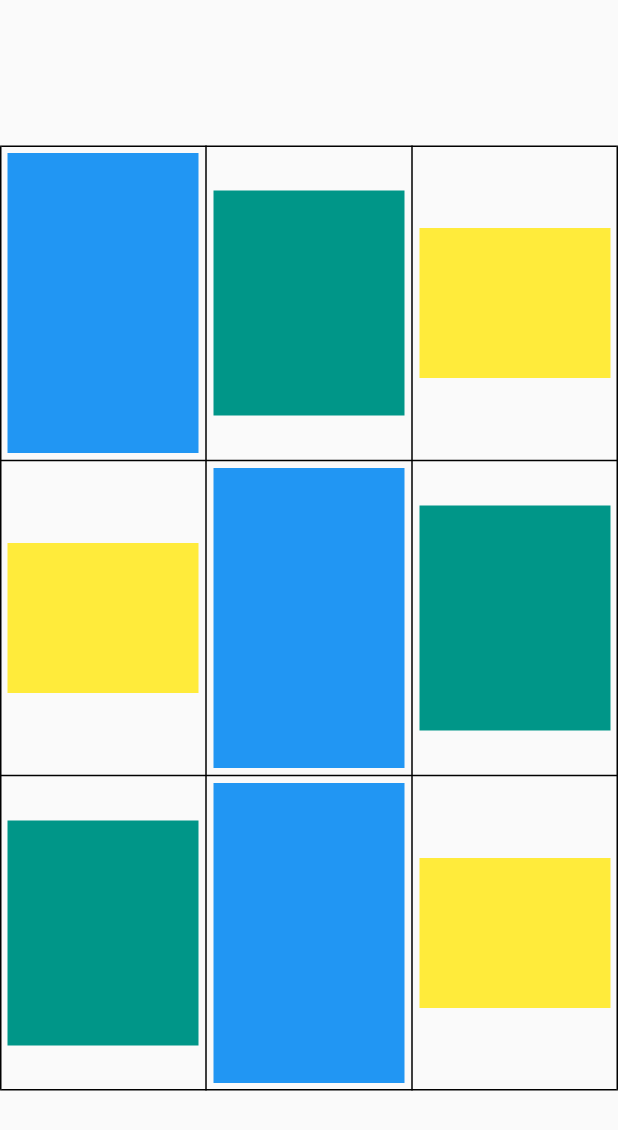
After one commit to VictorVHTI/firstAppFlutter, a Flutter app: the MyTable screen opened by its route, on a phone screen of 412 x 824 dp. The commit adds this screen. Shown: the top 1130 px of the screen. Run offline on Flutter 3.47's test engine with Material 2 defaults, Android fonts, the light colour scheme and no system bars; our stand-ins replace animate_do; network calls fail.

Commit message:
table and page view

```diff
--- a/lib/src/routes/routes.dart
+++ b/lib/src/routes/routes.dart
@@ -15,6 +15,7 @@ import 'package:example_flutter/src/screens/widget_of_the_week/pages/futureBuild
 import 'package:example_flutter/src/screens/widget_of_the_week/pages/opacity.dart';
 import 'package:example_flutter/src/screens/widget_of_the_week/pages/pageView.dart';
 import 'package:example_flutter/src/screens/widget_of_the_week/pages/safeArea.dart';
+import 'package:example_flutter/src/screens/widget_of_the_week/pages/table.dart';
 import 'package:example_flutter/src/screens/widget_of_the_week/pages/wrap.dart';
 import 'package:example_flutter/src/screens/widget_of_the_week/widgets_index.dart';
 import 'package:flutter/material.dart';
@@ -42,5 +43,6 @@ Map<String, WidgetBuilder> getAplicationRoutes() {
     '/widget/fadeTransition': (BuildContext contex) => MyFadeTransition(),
     '/widget/floationAB': (BuildContext contex) => MyFloatingActionButton(),
     '/widget/pageView': (BuildContext contex) => MyPageView(),
+    '/widget/table': (BuildContext contex) => MyTable(),
   };
 }
--- /dev/null
+++ b/lib/src/screens/widget_of_the_week/pages/table.dart
@@ -0,0 +1,63 @@
+import 'package:flutter/material.dart';
+
+class MyTable extends StatelessWidget {
+  @override
+  Widget build(BuildContext context) {
+    return Scaffold(
+        body: Center(
+            child: Table(
+      defaultVerticalAlignment: TableCellVerticalAlignment.middle,
+      //defaultColumnWidth: FixedColumnWidth(100),
+      columnWidths: {
+        //0: FractionColumnWidth(0.5),
+      },
+      border: TableBorder.all(),
+      children: [
+        TableRow(
+            children: [_RectanlgeLarge(), _RectanMedium(), _RectanSmall()]),
+        TableRow(children: [
+          _RectanSmall(),
+          _RectanlgeLarge(),
+          _RectanMedium(),
+        ]),
+        TableRow(children: [_RectanMedium(), _RectanlgeLarge(), _RectanSmall()])
+      ],
+    )));
+  }
+}
+
+class _RectanlgeLarge extends StatelessWidget {
+  @override
+  Widget build(BuildContext context) {
+    return Container(
+      width: 70,
+      height: 200,
+      margin: EdgeInsets.all(5),
+      decoration: BoxDecoration(color: Colors.blue),
+    );
+  }
+}
+
+class _RectanMedium extends StatelessWidget {
+  @override
+  Widget build(BuildContext context) {
+    return Container(
+      width: 70,
+      height: 150,
+      margin: EdgeInsets.all(5),
+      decoration: BoxDecoration(color: Colors.teal),
+    );
+  }
+}
+
+class _RectanSmall extends StatelessWidget {
+  @override
+  Widget build(BuildContext context) {
+    return Container(
+      width: 70,
+      height: 100,
+      margin: EdgeInsets.all(5),
+      decoration: BoxDecoration(color: Colors.yellow),
+    );
+  }
+}
```
Also changed, not shown: data/widgetOfTheWeek.json (+20 -0 lines), lib/src/screens/widget_of_the_week/pages/pageView.dart (+39 -1 lines).
